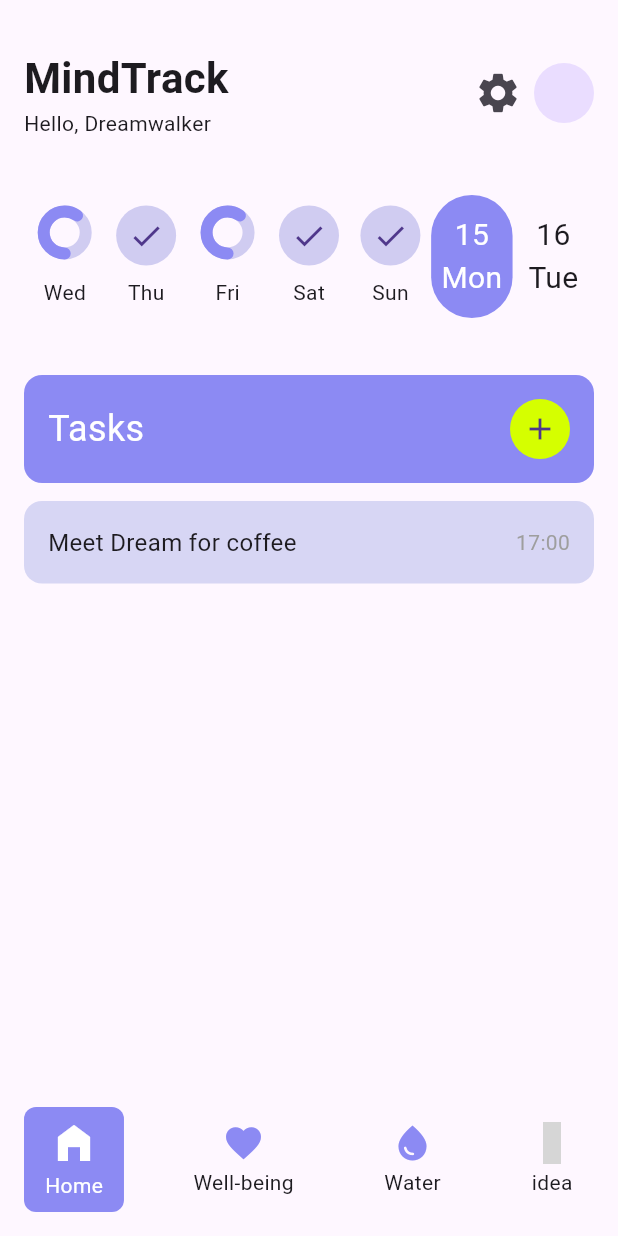
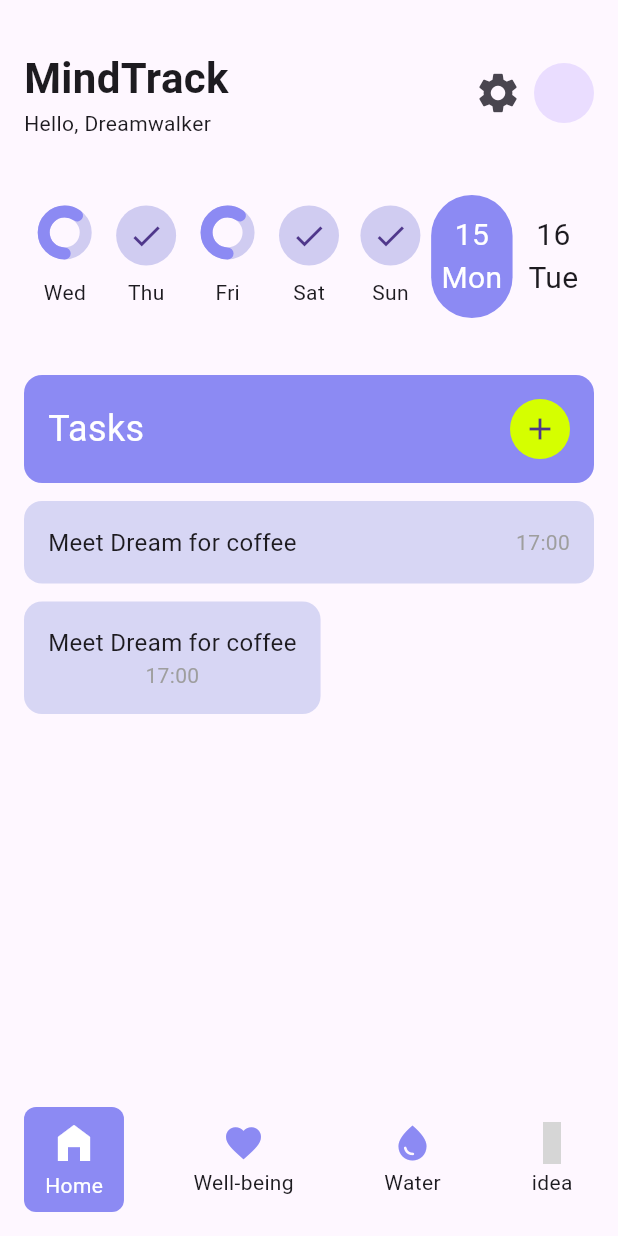
Before and after one commit to JAICHANGPARK/flutter_notebook_chapter_43, a Flutter app: the HabitJournalMainScreen screen opened directly, after a tap on "7 tasks", on a phone screen of 412 x 824 dp. Run offline on Flutter 3.47's test engine with Material 3 defaults, Android fonts, the phone set to English and light mode, and no system bars; drawn by our look-alikes of percent_indicator; our stand-ins replace gap, hugeicons; grey boxes are pictures that could not be loaded.

Commit message:
Update habit_journal_home_screen.dart

```diff
--- a/lib/ep2173_habit_journal_app/ui/home/habit_journal_home_screen.dart
+++ b/lib/ep2173_habit_journal_app/ui/home/habit_journal_home_screen.dart
@@ -266,7 +266,31 @@ class _HabitJournalHomeScreenState extends State<HabitJournalHomeScreen> {
                                 )
                               ],
                             ),
+                          ),
+                    Container(
+                      padding: EdgeInsets.all(16),
+                      decoration: BoxDecoration(
+                        color: Color.fromRGBO(215, 214, 244, 1),
+                        borderRadius: BorderRadius.circular(12),
+                      ),
+                      child: Column(
+                        mainAxisAlignment: MainAxisAlignment.spaceBetween,
+                        children: [
+                          Text(
+                            "Meet Dream for coffee",
+                            style: TextStyle(
+                              fontSize: 16,
+                            ),
+                          ),
+                          Text(
+                            "17:00",
+                            style: TextStyle(
+                              color: Colors.grey,
+                            ),
                           )
+                        ],
+                      ),
+                    )
                         ]
                       : [
                           GestureDetector(
```
